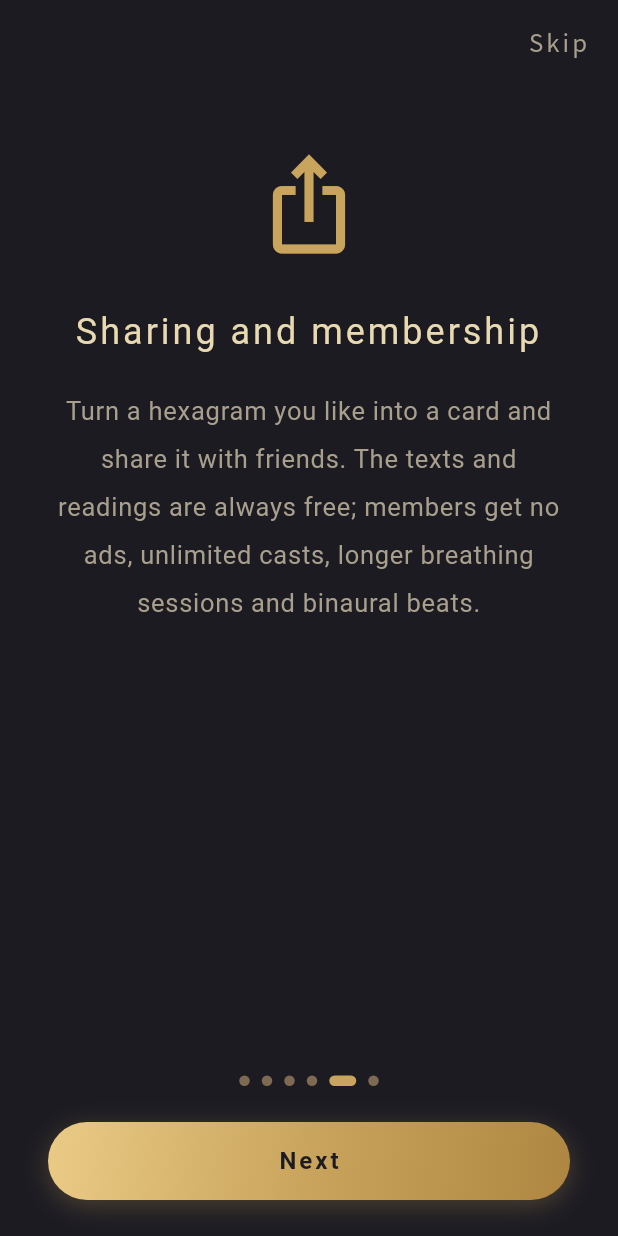
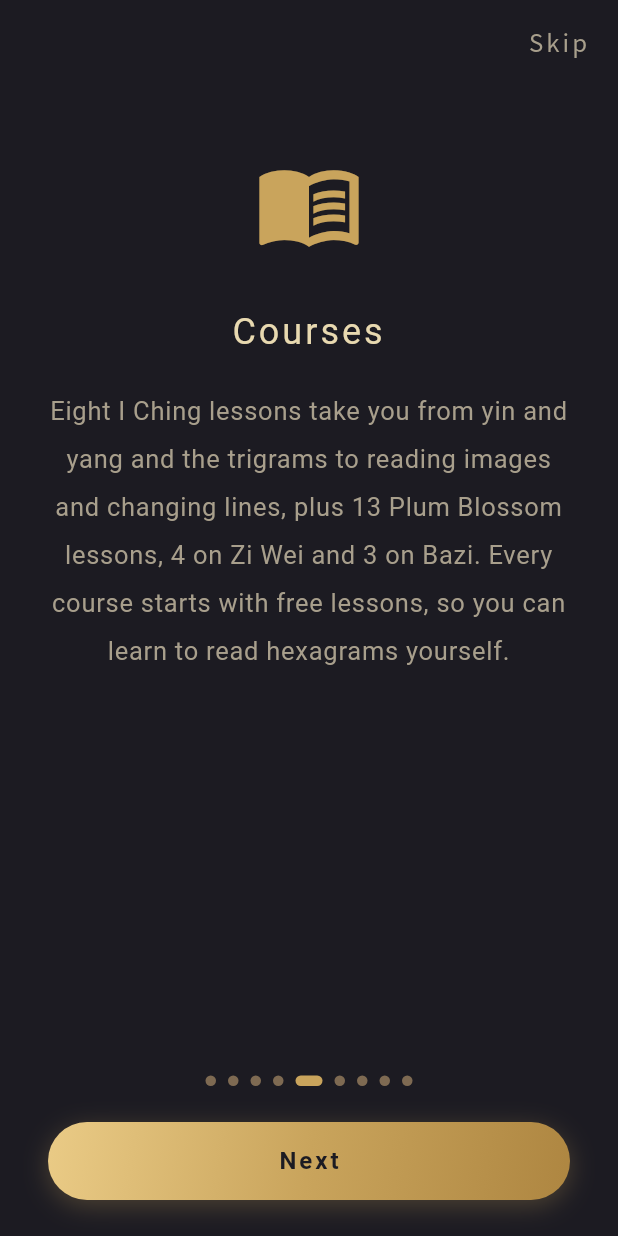
Before and after one commit to lawrence124875/iching-cards, a Flutter app: the screen it shows after launch, swiped to page 5, on a phone screen of 412 x 824 dp. Run offline on Flutter 3.47's test engine with Material 3 defaults, Android fonts, the phone set to English and light mode, and no system bars; our stand-ins replace audio_service, cloud_firestore, file_picker, firebase_analytics, firebase_core, firebase_crashlytics and 8 more; missing offline and left inert: in_app_update, lunar, purchases_flutter; accounts and stored records are empty; generated files the repository leaves out were written again; Roboto replaces fonts that are missing (NotoSerifTC).

Commit message:
功能介紹改為九頁，涵蓋全部功能（11 語）；0.7.2+77 (#51)
* 出生資料：日期提示改用實際格式、台灣縣市＋自訂經度；功能介紹加一頁；0.7.1+76

Co-Authored-By: Claude Opus 5.5 <noreply@anthropic.com>
Claude-Session: https://claude.ai/code/session_01Cu1dEPHGCTcaL8ysjkMMxG

* 功能介紹：補第 6 頁圖示

Co-Authored-By: Claude Opus 5.5 <noreply@anthropic.com>
Claude-Session: https://claude.ai/code/session_01Cu1dEPHGCTcaL8ysjkMMxG

* 測試：功能介紹改為六頁

Co-Authored-By: Claude Opus 5.5 <noreply@anthropic.com>
Claude-Session: https://claude.ai/code/session_01Cu1dEPHGCTcaL8ysjkMMxG

* 測試：功能介紹六頁（迴圈次數）

Co-Authored-By: Claude Opus 5.5 <noreply@anthropic.com>
Claude-Session: https://claude.ai/code/session_01Cu1dEPHGCTcaL8ysjkMMxG

* 0.7.2+77：紫微、八字分工說明

Co-Authored-By: Claude Opus 5.5 <noreply@anthropic.com>
Claude-Session: https://claude.ai/code/session_01Cu1dEPHGCTcaL8ysjkMMxG

* 功能介紹改為九頁，涵蓋梅花、雙卦交叉、紫微・八字、課程與會員

Co-Authored-By: Claude Opus 5.5 <noreply@anthropic.com>
Claude-Session: https://claude.ai/code/session_01Cu1dEPHGCTcaL8ysjkMMxG

---------

Co-authored-by: Claude <noreply@anthropic.com>

```diff
--- a/lib/features/intro/intro_page.dart
+++ b/lib/features/intro/intro_page.dart
@@ -23,7 +23,17 @@ class _IntroPageState extends State<IntroPage> {
   final _pages = PageController();
   int _index = 0;
 
-  static const _icons = [Icons.style_outlined, Icons.auto_awesome_outlined, Icons.bookmark_outline, Icons.air, Icons.ios_share, Icons.mail_outline];
+  static const _icons = [
+    Icons.style_outlined,
+    Icons.local_florist_outlined,
+    Icons.compare_arrows,
+    Icons.auto_awesome_outlined,
+    Icons.menu_book_outlined,
+    Icons.bookmark_outline,
+    Icons.air,
+    Icons.ios_share,
+    Icons.mail_outline,
+  ];
 
   @override
   void dispose() {
@@ -40,7 +50,10 @@ class _IntroPageState extends State<IntroPage> {
     final l = context.l10n;
     final pages = [
       (l.intro1Title, l.intro1Body),
-      (l.intro6Title, l.intro6Body),
+      (l.introMeihuaTitle, l.introMeihuaBody),
+      (l.introCrossTitle, l.introCrossBody),
+      (l.introEasternTitle, l.introEasternBody),
+      (l.introLearnTitle, l.introLearnBody),
       (l.intro2Title, l.intro2Body),
       (l.intro3Title, l.intro3Body),
       (l.intro4Title, l.intro4Body),
--- a/lib/l10n/app_en.arb
+++ b/lib/l10n/app_en.arb
@@ -568,17 +568,23 @@
   "introNext": "Next",
   "introStart": "Get started",
   "intro1Title": "Draw a hexagram, read the moment",
-  "intro1Body": "The home screen has four buttons: Draw a Card, Cast with Three Coins, Cast with Yarrow Stalks and Journal. Hold one matter in mind and pick a way to cast. Each hexagram comes with its image, a reading, a small action and a question to help you think things through.",
+  "intro1Body": "Hold one matter in mind and tap Draw a Card on the home screen, or choose Cast with Three Coins or Cast with Yarrow Stalks. Each hexagram comes with its judgment and line texts, three readings, a small action and a question to help you think things through.",
   "intro2Title": "Journal: note it, look back",
-  "intro2Body": "Save your question and hexagram to the journal, set a reminder, and come back later to see what you thought and how things turned out. You can also back up the journal to a file and restore it on a new phone.",
+  "intro2Body": "Save your question and hexagram to the journal; Plum Blossom, Dual Reading, Zi Wei and Bazi results can be saved too. Set a reminder and come back later to see what you thought and how things turned out. You can also back up the journal to a file and restore it on a new phone.",
   "intro3Title": "Breathe with the hexagram",
   "intro3Body": "From a reading you can breathe with the soundscapes of its upper and lower trigrams: in for 4 seconds, out for 6. The background tones and bells are tuned to 432 Hz; with headphones you can turn on a 7.83 Hz binaural beat (the two ears differ by 7.83 Hz). Choose 1, 2, 3 or 5 minutes, or set a custom length of up to 60 minutes for a longer sit.",
   "intro4Title": "Sharing and membership",
-  "intro4Body": "Turn a hexagram you like into a card and share it with friends. The texts and readings are always free; members get no ads, unlimited casts, longer breathing sessions and binaural beats.",
+  "intro4Body": "Turn a hexagram you like into a card and share it with friends. The texts and readings are always free; the free version gives one cast a day, plus one more after a short ad. Members get no ads, unlimited casts and journal entries, the full Dual Reading, all courses, longer breathing sessions and binaural beats.",
   "intro5Title": "Tell us what you think",
-  "intro5Body": "The menu at the top right of the home screen lets you replay this tour, send us feedback, and choose whether to share anonymous usage stats. Your suggestions help make the app better.",
-  "intro6Title": "More ways to read",
-  "intro6Body": "The home screen has more: Plum Blossom casts from this moment, two numbers or a sentence; Dual Reading looks at one question with both the I Ching and Plum Blossom; Zi Wei · Bazi uses your birth details to show this year's direction and this month's energy, and once filled in it joins the Dual Reading too. Learn the I Ching takes you from the basics to Plum Blossom, Zi Wei and Bazi, and the first lesson of each course is free.",
+  "intro5Body": "The menu at the top right of the home screen lets you set a daily reminder, replay this tour, send us feedback, and choose whether to share anonymous usage stats. Your suggestions help make the app better.",
+  "introMeihuaTitle": "Plum Blossom",
+  "introMeihuaBody": "Cast from this moment, two numbers or a sentence, then read the situation through the trigram images, self and other, and the nuclear and changed hexagrams, with a five-level trend, a rough time window and ways forward. One time cast a day is free.",
+  "introCrossTitle": "Dual Reading",
+  "introCrossBody": "Ask one question and cast it with both the I Ching and Plum Blossom. When both point the same way it's agreement; when one is neutral it's a partial echo; otherwise they differ and each keeps its own angle. The reading covers where the two meet, the present moment, the longer arc and ways forward, and adds Zi Wei and Bazi once your birth details are in. The full reading is for members.",
+  "introEasternTitle": "Zi Wei · Bazi",
+  "introEasternBody": "Enter your birth date and time (kept only on your phone). Zi Wei Dou Shu looks at this year's direction, and Bazi follows the solar terms to look at this month's energy. Each covers one time scale, and both join the Dual Reading. The Life Palace star and Day Master sections are free.",
+  "introLearnTitle": "Courses",
+  "introLearnBody": "Eight I Ching lessons take you from yin and yang and the trigrams to reading images and changing lines, plus 13 Plum Blossom lessons, 4 on Zi Wei and 3 on Bazi. Every course starts with free lessons, so you can learn to read hexagrams yourself.",
   "menuFeedback": "Send feedback",
   "feedbackCategoryLabel": "Type",
   "feedbackCategoryBug": "Report a problem",
--- a/lib/l10n/app_es.arb
+++ b/lib/l10n/app_es.arb
@@ -213,17 +213,23 @@
   "introNext": "Siguiente",
   "introStart": "Empezar",
   "intro1Title": "Saca un hexagrama y lee el momento",
-  "intro1Body": "La pantalla de inicio tiene cuatro botones: Sacar una carta, Lanzar tres monedas, Tallos de milenrama y Diario. Ten presente un asunto y elige una forma de consultar. Cada hexagrama trae su imagen, una lectura, una pequeña acción y una pregunta para ayudarte a pensar con claridad.",
+  "intro1Body": "Ten presente un asunto y toca Sacar una carta en la pantalla de inicio, o elige Lanzar tres monedas o Tallos de milenrama. Cada hexagrama trae su dictamen y sus líneas, tres lecturas, una pequeña acción y una pregunta para ayudarte a pensar con claridad.",
   "intro2Title": "Diario: anota y vuelve a mirar",
-  "intro2Body": "Guarda tu pregunta y el hexagrama en el diario, programa un recordatorio y vuelve más tarde para ver lo que pensabas y cómo siguieron las cosas. También puedes guardar una copia del diario en un archivo y restaurarla al cambiar de teléfono.",
+  "intro2Body": "Guarda tu pregunta y el hexagrama en el diario; también puedes guardar resultados de Flor de Ciruelo, Lectura doble, Zi Wei y Bazi. Pon un recordatorio para volver a ver lo que pensabas y cómo salió todo. El diario se puede respaldar en un archivo y restaurar en un teléfono nuevo.",
   "intro3Title": "Respira con el hexagrama",
   "intro3Body": "Desde la lectura puedes respirar con los paisajes sonoros de sus trigramas superior e inferior: inhala 4 segundos y exhala 6. Los tonos de fondo y las campanas están afinados a 432 Hz; con auriculares puedes activar un pulso binaural de 7,83 Hz (los dos oídos difieren en 7,83 Hz). Puedes elegir 1, 2, 3 o 5 minutos, o fijar una duración personalizada de hasta 60 minutos para sesiones largas.",
   "intro4Title": "Compartir y membresía",
-  "intro4Body": "Convierte un hexagrama que te guste en una carta y compártela con tus amigos. Los textos y las lecturas son siempre gratis; los miembros no ven anuncios, consultan sin límite y tienen respiraciones más largas y pulsos binaurales.",
+  "intro4Body": "Convierte un hexagrama que te guste en una tarjeta para compartir. Los textos y lecturas son siempre gratis; la versión gratuita permite una tirada al día y otra más tras un anuncio corto. Los miembros no ven anuncios, tienen tiradas y diario ilimitados, la Lectura doble completa, todos los cursos, sesiones de respiración más largas y pulsos binaurales.",
   "intro5Title": "Cuéntanos qué piensas",
-  "intro5Body": "Desde el menú de arriba a la derecha de la pantalla de inicio puedes volver a ver esta presentación, enviarnos tus comentarios y elegir si compartes estadísticas de uso anónimas. Tus sugerencias nos ayudan a mejorar la app.",
-  "intro6Title": "Más formas de leer",
-  "intro6Body": "La pantalla de inicio tiene más: Flor de Ciruelo hace la tirada con este momento, dos números o una frase; Lectura doble mira una misma pregunta con el I Ching y con Flor de Ciruelo; Zi Wei · Bazi usa tus datos de nacimiento para mostrar la dirección de este año y la energía de este mes, y una vez completados también se suman a la Lectura doble. Aprender el I Ching va de lo básico a Flor de Ciruelo, Zi Wei y Bazi, y la primera lección de cada curso es gratis.",
+  "intro5Body": "El menú de la esquina superior derecha de la pantalla de inicio te permite poner un recordatorio diario, volver a ver esta guía, enviarnos tu opinión y decidir si compartes estadísticas de uso anónimas. Tus sugerencias nos ayudan a mejorar la app.",
+  "introMeihuaTitle": "Flor de Ciruelo",
+  "introMeihuaBody": "Haz la tirada con este momento, dos números o una frase y lee la situación a través de las imágenes de los trigramas, el yo y lo otro, y los hexagramas nuclear y cambiado, con una tendencia de cinco niveles, un margen de tiempo aproximado y qué puedes hacer. Una tirada por hora al día es gratis.",
+  "introCrossTitle": "Lectura doble",
+  "introCrossBody": "Haz una misma pregunta con el I Ching y con Flor de Ciruelo. Si ambos apuntan igual hay acuerdo; si uno queda neutro, eco parcial; si no, cada uno mantiene su ángulo. La lectura muestra dónde se encuentran, el momento presente, el recorrido largo y por dónde avanzar, y suma Zi Wei y Bazi cuando añades tus datos de nacimiento. La lectura completa es para miembros.",
+  "introEasternTitle": "Zi Wei · Bazi",
+  "introEasternBody": "Introduce tu fecha y hora de nacimiento (solo se guardan en tu teléfono). El Zi Wei Dou Shu mira la dirección de este año y el Bazi sigue los términos solares para mirar la energía de este mes. Cada uno cubre una escala de tiempo y ambos se suman a la Lectura doble. La estrella del Palacio de Vida y el Maestro del Día son gratis.",
+  "introLearnTitle": "Aprender el I Ching",
+  "introLearnBody": "Ocho lecciones de I Ching van del yin y el yang y los trigramas a leer imágenes y líneas mutantes; además hay 13 lecciones de Flor de Ciruelo, 4 de Zi Wei y 3 de Bazi. Cada curso empieza con lecciones gratis para que aprendas a leer por tu cuenta.",
   "menuFeedback": "Enviar comentarios",
   "feedbackCategoryLabel": "Tipo",
   "feedbackCategoryBug": "Informar un problema",
--- a/lib/l10n/app_id.arb
+++ b/lib/l10n/app_id.arb
@@ -568,17 +568,23 @@
   "introNext": "Berikutnya",
   "introStart": "Mulai",
   "intro1Title": "Ambil satu heksagram, baca saat ini",
-  "intro1Body": "Beranda punya empat tombol: Ambil Satu Kartu, Lempar Tiga Koin, Batang Yarrow, dan Jurnal. Simpan satu hal di benakmu, lalu pilih satu cara. Setiap heksagram punya citra, bacaan, satu langkah kecil, dan satu pertanyaan untuk membantumu berpikir jernih.",
+  "intro1Body": "Simpan satu hal di benakmu, lalu ketuk Ambil Satu Kartu di beranda, atau pilih Lempar Tiga Koin atau Batang Yarrow. Setiap heksagram punya teks putusan dan garis, tiga bacaan, satu langkah kecil, dan satu pertanyaan untuk membantumu berpikir jernih.",
   "intro2Title": "Jurnal: catat, lalu tinjau",
-  "intro2Body": "Simpan pertanyaan dan heksagrammu ke jurnal, atur pengingat, lalu kembali nanti untuk melihat pikiranmu saat itu dan perkembangan sesudahnya. Jurnal juga bisa dicadangkan ke file dan dipulihkan saat ganti ponsel.",
+  "intro2Body": "Simpan pertanyaan dan heksagrammu ke jurnal; hasil Bunga Plum, Bacaan ganda, Zi Wei, dan Bazi juga bisa disimpan. Pasang pengingat untuk melihat kembali pikiranmu saat itu dan perkembangannya. Jurnal bisa dicadangkan ke file dan dipulihkan di ponsel baru.",
   "intro3Title": "Bernapas bersama heksagram",
   "intro3Body": "Dari halaman bacaan kamu bisa bernapas mengikuti lanskap suara trigram atas dan bawahnya: tarik napas 4 detik, embuskan 6 detik. Nada latar dan lonceng disetel pada 432 Hz; dengan headphone kamu bisa menyalakan ketukan binaural 7,83 Hz (kedua telinga berbeda 7,83 Hz). Pilih 1, 2, 3, atau 5 menit, atau atur sendiri hingga 60 menit untuk duduk tenang lebih lama.",
   "intro4Title": "Berbagi dan keanggotaan",
-  "intro4Body": "Jadikan heksagram yang kamu suka sebagai kartu dan bagikan ke teman. Teks dan bacaan selalu gratis; anggota bebas iklan, bisa mengambil heksagram tanpa batas, dan mendapat latihan napas lebih panjang serta ketukan binaural.",
+  "intro4Body": "Jadikan heksagram favoritmu kartu untuk dibagikan. Teks dan bacaan selalu gratis; versi gratis memberi satu kali per hari, dan satu lagi setelah iklan singkat. Anggota bebas iklan, membuat heksagram dan jurnal tanpa batas, serta mendapat Bacaan ganda lengkap, semua kursus, latihan napas lebih panjang, dan ketukan binaural.",
   "intro5Title": "Sampaikan pendapatmu",
-  "intro5Body": "Dari menu di kanan atas beranda, kamu bisa melihat lagi pengenalan ini, mengirim masukan kepada kami, dan memilih apakah ingin membagikan statistik penggunaan anonim. Saranmu membantu aplikasi ini menjadi lebih baik.",
-  "intro6Title": "Lebih banyak cara membaca",
-  "intro6Body": "Layar utama punya lebih banyak: Bunga Plum membuat heksagram dari saat ini, dua angka, atau satu kalimat; Bacaan ganda melihat satu pertanyaan lewat I Ching dan Bunga Plum sekaligus; Zi Wei · Bazi memakai data kelahiranmu untuk melihat arah tahun ini dan energi bulan ini sebagai bahan renungan, dan setelah diisi ikut masuk ke Bacaan ganda. Belajar I Ching membawamu dari dasar hingga Bunga Plum, Zi Wei, dan Bazi; pelajaran pertama tiap kursus gratis.",
+  "intro5Body": "Menu di kanan atas beranda bisa dipakai untuk memasang pengingat harian, membuka lagi panduan ini, mengirim masukan, dan memilih apakah ingin berbagi statistik penggunaan anonim. Saranmu membantu aplikasi ini menjadi lebih baik.",
+  "introMeihuaTitle": "Bunga Plum",
+  "introMeihuaBody": "Buat heksagram dari saat ini, dua angka, atau satu kalimat, lalu baca keadaanmu lewat gambaran trigram atas dan bawah, diri dan hal yang dihadapi, serta heksagram inti dan heksagram berubah, dengan arah lima tingkat dan hal yang bisa dilakukan sebagai bahan renungan. Satu kali membuat heksagram dari waktu per hari gratis.",
+  "introCrossTitle": "Bacaan ganda",
+  "introCrossBody": "Ajukan satu pertanyaan lewat I Ching dan Bunga Plum. Jika keduanya searah berarti selaras; jika satu netral berarti selaras sebagian; jika berbeda, masing-masing memberi sudut pandangnya sendiri. Bacaan mencakup titik temu keduanya, keadaan saat ini, arah jangka panjang, dan langkah ke depan, serta menambahkan Zi Wei dan Bazi setelah data kelahiran diisi. Bacaan lengkap untuk anggota.",
+  "introEasternTitle": "Zi Wei · Bazi",
+  "introEasternBody": "Isi tanggal dan jam lahirmu (hanya disimpan di ponsel). Zi Wei Dou Shu melihat arah tahun ini, dan Bazi mengikuti musim surya untuk melihat energi bulan ini, sebagai bahan renungan, bukan kepastian. Masing-masing memegang satu skala waktu dan keduanya ikut masuk ke Bacaan ganda. Bagian bintang utama Istana Hidup dan Unsur Diri gratis.",
+  "introLearnTitle": "Belajar I Ching",
+  "introLearnBody": "Delapan pelajaran I Ching membawamu dari yin-yang dan trigram hingga membaca gambaran dan garis berubah; ada juga 13 pelajaran Bunga Plum, 4 Zi Wei, dan 3 Bazi. Setiap kursus diawali pelajaran gratis agar kamu bisa membaca heksagram sendiri.",
   "menuFeedback": "Kirim masukan",
   "feedbackCategoryLabel": "Jenis",
   "feedbackCategoryBug": "Laporkan masalah",
--- a/lib/l10n/app_pt.arb
+++ b/lib/l10n/app_pt.arb
@@ -213,17 +213,23 @@
   "introNext": "Próximo",
   "introStart": "Começar",
   "intro1Title": "Tire um hexagrama e leia o momento",
-  "intro1Body": "A tela inicial tem quatro botões: Tirar uma carta, Lançar três moedas, Varetas de milefólio e Diário. Mantenha uma questão em mente e escolha uma forma de consultar. Cada hexagrama traz sua imagem, uma leitura, uma pequena ação e uma pergunta para ajudar você a pensar com clareza.",
+  "intro1Body": "Mantenha uma questão em mente e toque em Tirar uma carta na tela inicial, ou escolha Lançar três moedas ou Varetas de milefólio. Cada hexagrama traz seu julgamento e suas linhas, três leituras, uma pequena ação e uma pergunta para ajudar você a pensar com clareza.",
   "intro2Title": "Diário: anote e reveja",
-  "intro2Body": "Salve sua pergunta e o hexagrama no diário, defina um lembrete e volte depois para ver o que você pensava e como as coisas se desenrolaram. Você também pode fazer backup do diário em um arquivo e restaurá-lo ao trocar de celular.",
+  "intro2Body": "Salve sua pergunta e o hexagrama no diário; resultados de Flor de Ameixeira, Leitura dupla, Zi Wei e Bazi também podem ser salvos. Defina um lembrete para rever depois o que você pensava e como tudo seguiu. O diário pode ser copiado para um arquivo e restaurado num celular novo.",
   "intro3Title": "Respire com o hexagrama",
   "intro3Body": "Na leitura, você pode respirar com as paisagens sonoras dos trigramas superior e inferior: inspire por 4 segundos e expire por 6. Os tons de fundo e os sinos estão afinados em 432 Hz; com fones de ouvido você pode ativar uma batida binaural de 7,83 Hz (os dois ouvidos diferem em 7,83 Hz). Escolha 1, 2, 3 ou 5 minutos, ou defina uma duração personalizada de até 60 minutos para sessões mais longas.",
   "intro4Title": "Compartilhar e assinatura",
-  "intro4Body": "Transforme um hexagrama de que você gostou em uma carta e compartilhe com amigos. Os textos e as leituras são sempre gratuitos; assinantes não veem anúncios, consultam sem limite e têm respirações mais longas e batidas binaurais.",
+  "intro4Body": "Transforme um hexagrama de que goste num cartão para compartilhar. Os textos e leituras são sempre grátis; a versão gratuita permite uma consulta por dia e mais uma após um anúncio curto. Membros não veem anúncios, têm consultas e diário ilimitados, a Leitura dupla completa, todos os cursos, sessões de respiração mais longas e batidas binaurais.",
   "intro5Title": "Conte o que você acha",
-  "intro5Body": "No menu no canto superior direito da tela inicial, você pode rever esta apresentação, enviar sua opinião e escolher se quer compartilhar estatísticas de uso anônimas. Suas sugestões ajudam a melhorar o app.",
-  "intro6Title": "Mais formas de ler",
-  "intro6Body": "A tela inicial tem mais: Flor de Ameixeira faz a consulta com este momento, dois números ou uma frase; Leitura dupla olha a mesma pergunta com o I Ching e com a Flor de Ameixeira; Zi Wei · Bazi usa seus dados de nascimento para mostrar a direção deste ano e a energia deste mês e, depois de preenchidos, também entram na Leitura dupla. Aprender o I Ching vai do básico à Flor de Ameixeira, ao Zi Wei e ao Bazi, e a primeira lição de cada curso é grátis.",
+  "intro5Body": "O menu no canto superior direito da tela inicial permite definir um lembrete diário, rever este tour, enviar sua opinião e escolher se compartilha estatísticas de uso anônimas. Suas sugestões ajudam a melhorar o app.",
+  "introMeihuaTitle": "Flor de Ameixeira",
+  "introMeihuaBody": "Faça a consulta com este momento, dois números ou uma frase e leia a situação pelas imagens dos trigramas, o eu e o outro, e os hexagramas nuclear e mutado, com uma tendência em cinco níveis, uma janela de tempo aproximada e o que você pode fazer. Uma consulta por horário por dia é grátis.",
+  "introCrossTitle": "Leitura dupla",
+  "introCrossBody": "Faça uma mesma pergunta com o I Ching e com a Flor de Ameixeira. Se os dois apontam na mesma direção há acordo; se um fica neutro, eco parcial; se não, cada um mantém seu ângulo. A leitura mostra onde os dois se encontram, o momento presente, o percurso longo e caminhos a seguir, e inclui Zi Wei e Bazi quando você adiciona seus dados de nascimento. A leitura completa é para membros.",
+  "introEasternTitle": "Zi Wei · Bazi",
+  "introEasternBody": "Informe sua data e hora de nascimento (guardadas só no seu celular). O Zi Wei Dou Shu olha a direção deste ano e o Bazi segue os termos solares para olhar a energia deste mês. Cada um cobre uma escala de tempo e os dois entram na Leitura dupla. A estrela do Palácio da Vida e o Mestre do Dia são grátis.",
+  "introLearnTitle": "Aprender o I Ching",
+  "introLearnBody": "Oito lições de I Ching vão do yin e yang e dos trigramas à leitura das imagens e das linhas mutáveis; há ainda 13 lições de Flor de Ameixeira, 4 de Zi Wei e 3 de Bazi. Todo curso começa com lições grátis para você aprender a ler sozinho.",
   "menuFeedback": "Enviar opinião",
   "feedbackCategoryLabel": "Tipo",
   "feedbackCategoryBug": "Relatar problema",
```
Also changed, not shown: lib/l10n/app_ar.arb (+12 -6 lines), lib/l10n/app_ja.arb (+12 -6 lines), lib/l10n/app_ko.arb (+12 -6 lines), lib/l10n/app_th.arb (+12 -6 lines), lib/l10n/app_vi.arb (+12 -6 lines), lib/l10n/app_zh.arb (+12 -6 lines), lib/l10n/app_zh_Hans.arb (+12 -6 lines), 1 other file.
